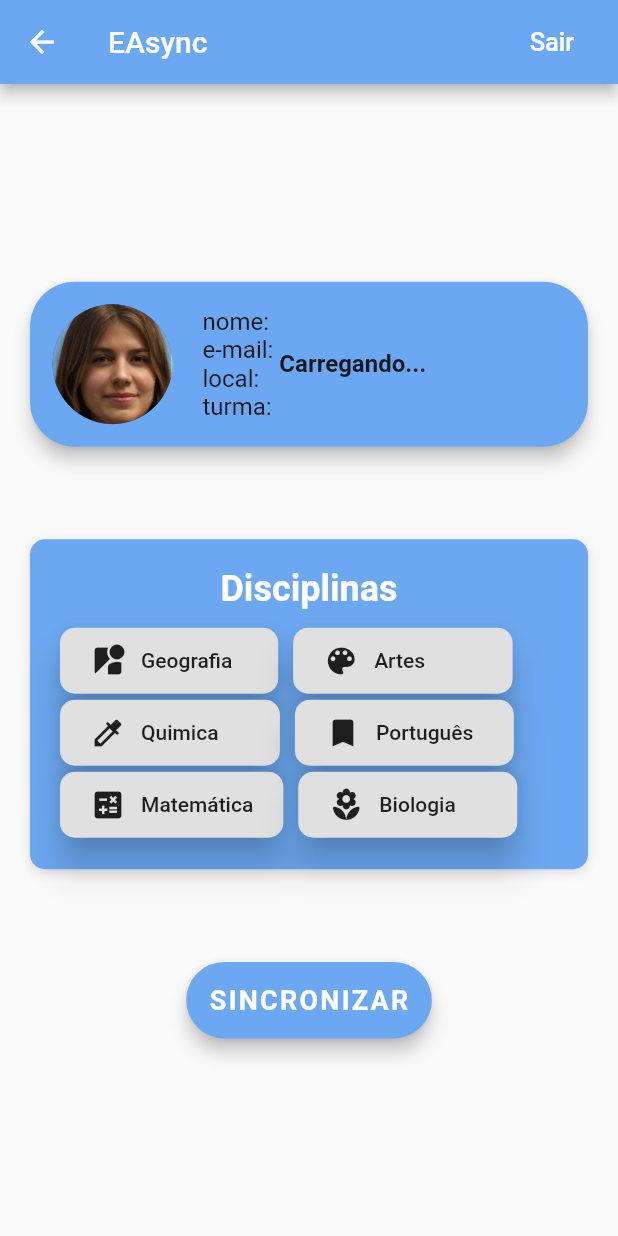
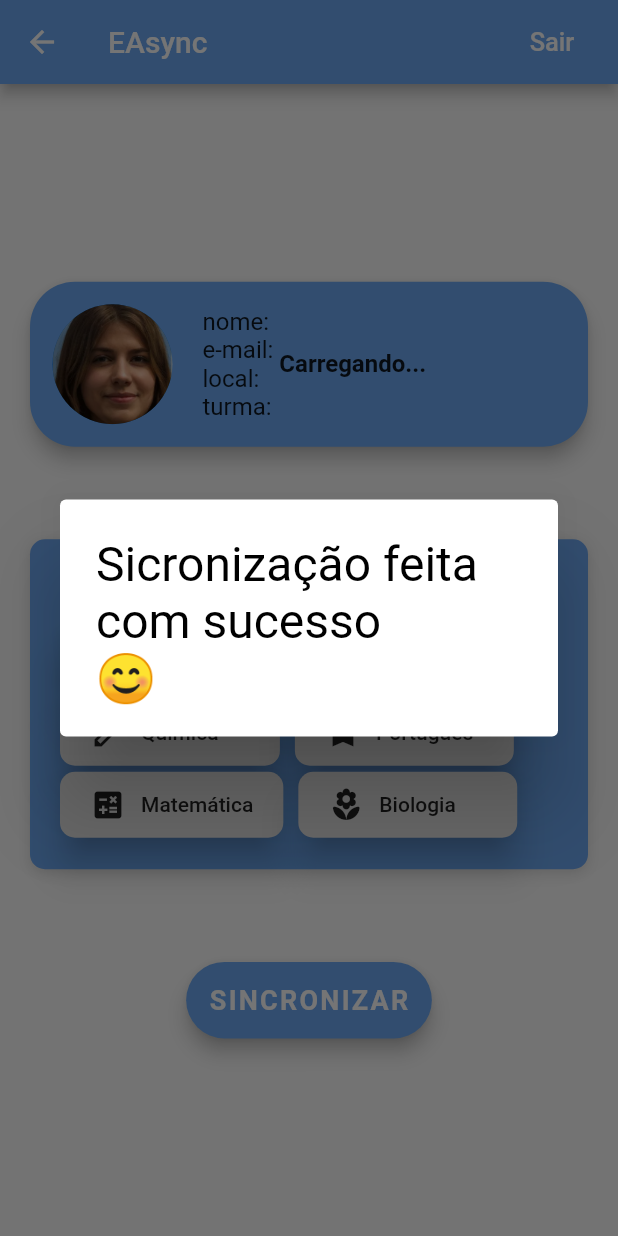
Before and after one commit to vitordullens/EAsync, a Flutter app: the HomeScreen screen opened directly, after a tap on "SINCRONIZAR", on a phone screen of 412 x 824 dp. Run offline on Flutter 3.47's test engine with Material 2 defaults, Android fonts, the phone set to English and light mode, and no system bars; accounts and stored records are empty; Roboto replaces fonts that are missing (OpenSans).

```diff
--- a/lib/screens/home_screen.dart
+++ b/lib/screens/home_screen.dart
@@ -88,6 +88,20 @@ class _HomeScreenState extends State<HomeScreen> {
           ),
         ) ??
         false;
+  }
+
+  Future<bool> _onSync() async {
+    return showDialog(
+        context: context,
+        builder: (context) {
+          Future.delayed(Duration(seconds: 2), () {
+            Navigator.of(context).pop(true);
+          });
+          return AlertDialog(
+            title: Text('Sicronização feita com sucesso \n😊'),
+            titleTextStyle: TextStyle(fontSize: 32, color: Colors.black),
+          );
+        });
   }
 
   FutureOr onGoBack(dynamic value) async {
@@ -323,7 +337,7 @@ class _HomeScreenState extends State<HomeScreen> {
               _buildDisciplines(),
               RaisedButton(
                 elevation: 5.0,
-                onPressed: () => {},
+                onPressed: _onSync,
                 padding: EdgeInsets.all(15.0),
                 shape: RoundedRectangleBorder(
                   borderRadius: BorderRadius.circular(30.0),
```
